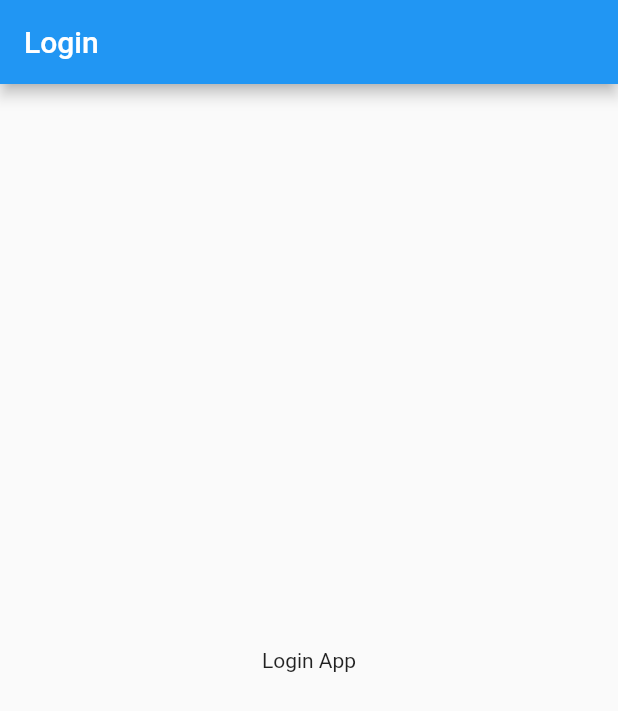
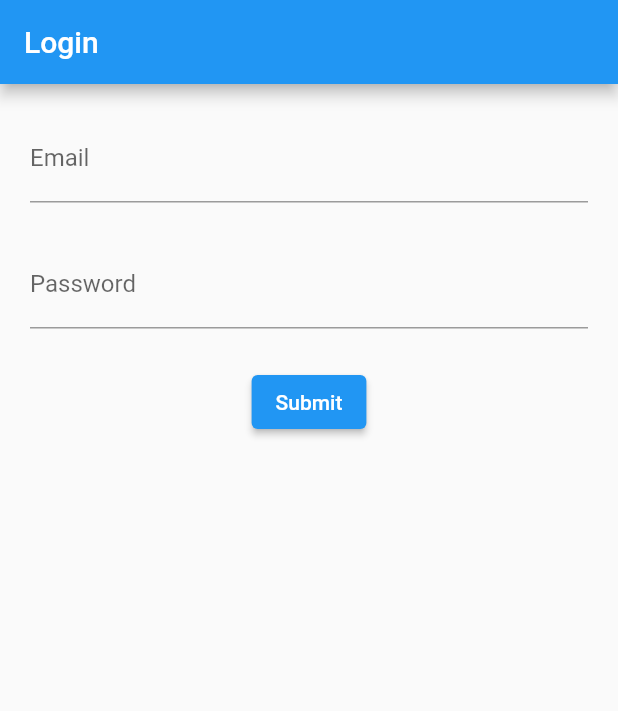
Before and after one commit to wizfury/login_stateful, a Flutter app: the screen it shows after launch, on a phone screen of 412 x 824 dp. Shown: the top 711 px of the screen. Run offline on Flutter 3.47's test engine with Material 2 defaults, Android fonts, the phone set to English and light mode, and no system bars.

Commit message:
created form and added validation

```diff
--- a/lib/src/app.dart
+++ b/lib/src/app.dart
@@ -1,4 +1,5 @@
 import 'package:flutter/material.dart';
+import 'package:login_stateful/src/screens/login_page.dart';
 
 class App extends StatelessWidget {
   Widget build(BuildContext context) {
@@ -6,16 +7,7 @@ class App extends StatelessWidget {
       title: 'Log me in ',
       home: Scaffold(
         appBar: AppBar(title: Text("Login")),
-        body: Center(child: Text("Login App")),)
+        body: LoginScreen()),
     );
   }
 }
-
-class MyWidget extends StatelessWidget {
-  const MyWidget({super.key});
-
-  @override
-  Widget build(BuildContext context) {
-    return const Placeholder();
-  }
-}
--- /dev/null
+++ b/lib/src/mixins/validation_mixin.dart
@@ -0,0 +1,15 @@
+
+mixin ValidationMixin {
+  String? validateEmail(value) {
+    if (!value!.contains('@')) {
+      return 'Invalid email';
+    }
+  }
+
+  String? validatePassword(value) {
+    if (value!.length < 4) {
+      return 'Password.length<4';
+    }
+    return null;
+  }
+}
--- /dev/null
+++ b/lib/src/screens/login_page.dart
@@ -0,0 +1,68 @@
+import 'package:flutter/material.dart';
+import '../mixins/validation_mixin.dart';
+
+class LoginScreen extends StatefulWidget {
+  createState() {
+    return LoginScreenState();
+  }
+}
+
+class LoginScreenState extends State<LoginScreen> with ValidationMixin {
+  final formkey = GlobalKey<FormState>();
+  String email = '';
+  String password = '';
+
+  Widget build(BuildContext context) {
+    return Container(
+      margin: EdgeInsets.all(20),
+      child: Form(
+          key: formkey,
+          child: Column(
+            children: [
+              emailfield(),
+              Container(
+                margin: EdgeInsets.only(top: 25.0),
+              ),
+              passwordfield(),
+              Container(
+                margin: EdgeInsets.only(top: 25.0),
+              ),
+              submitbutton()
+            ],
+          )),
+    );
+  }
+
+  Widget emailfield() {
+    return TextFormField(
+      keyboardType: TextInputType.emailAddress,
+      decoration:
+          InputDecoration(labelText: "Email", hintText: "you@example.com"),
+      validator: validateEmail,
+      onSaved: (value) {
+        print(value);
+      },
+    );
+  }
+
+  Widget passwordfield() {
+    return TextFormField(
+      obscureText: true,
+      decoration: InputDecoration(hintText: "*******", labelText: "Password"),
+      validator: validatePassword,
+      onSaved: (value) {
+        print(value);
+      },
+    );
+  }
+
+  Widget submitbutton() {
+    return ElevatedButton(
+        onPressed: () {
+          if (formkey.currentState!.validate()) {
+            formkey.currentState!.save();
+          }
+        },
+        child: Text("Submit"));
+  }
+}
```
